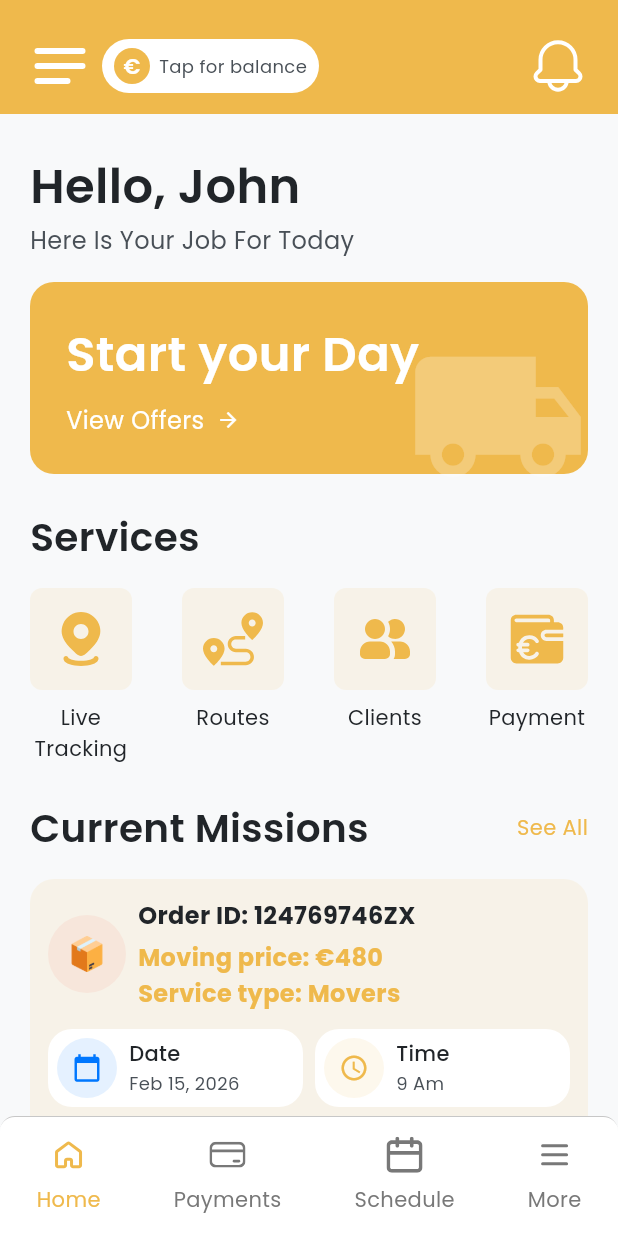
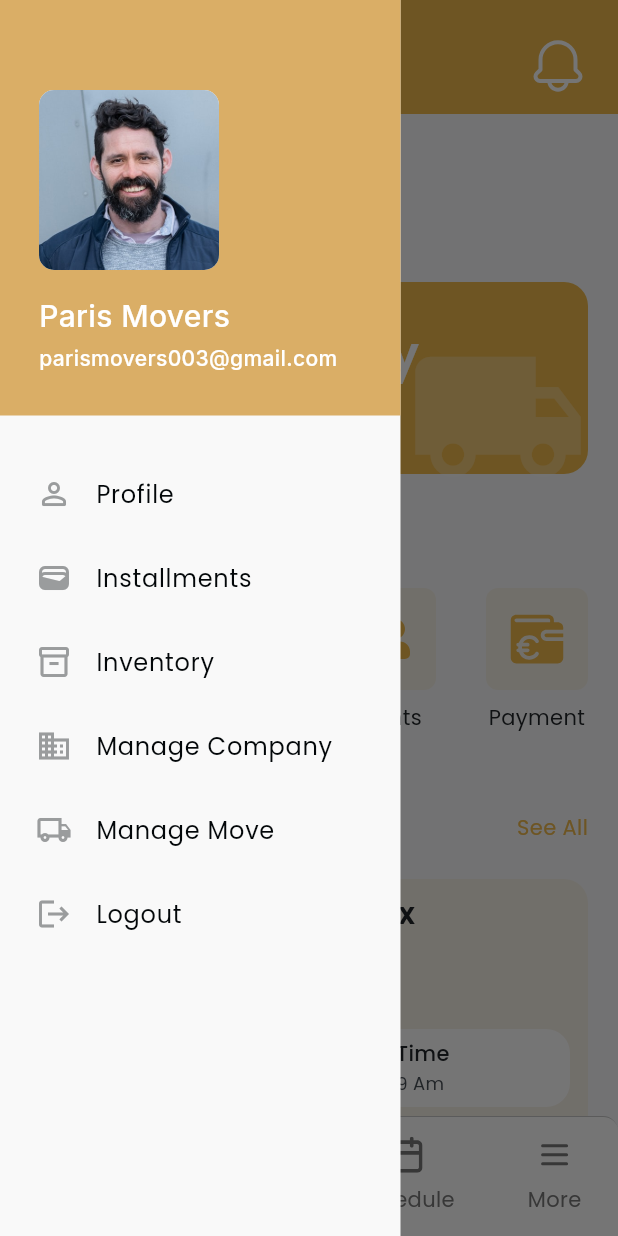
Before and after one commit to mynul56/super_arms_moving_planner, a Flutter app: the HomeView screen opened by its route, with the side drawer open (before the commit the screen has no drawer), on a phone screen of 412 x 824 dp. Run offline on Flutter 3.47's test engine with Material 3 defaults, Android fonts, the phone set to English and light mode, and no system bars; our stand-ins replace file_picker, flutter_svg, get, google_fonts, image_picker; project files that could hold a hidden picture were left out.

Commit message:
feat: Implement a new `MainDrawer` widget and integrate it into the `HomeView` with a menu button.

```diff
--- a/lib/app/modules/home/views/home_view.dart
+++ b/lib/app/modules/home/views/home_view.dart
@@ -3,6 +3,7 @@ import 'package:get/get.dart';
 import 'package:google_fonts/google_fonts.dart';
 import 'package:flutter_svg/flutter_svg.dart';
 import '../controllers/home_controller.dart';
+import 'main_drawer.dart';
 
 class HomeView extends GetView<HomeController> {
   const HomeView({super.key});
@@ -11,6 +12,7 @@ class HomeView extends GetView<HomeController> {
   Widget build(BuildContext context) {
     return Scaffold(
       backgroundColor: const Color(0xFFF8F9FA),
+      drawer: const MainDrawer(),
       bottomNavigationBar: _buildBottomNavBar(),
       appBar: AppBar(
         backgroundColor: const Color(0xFFEFB94C),
@@ -71,10 +73,15 @@ class HomeView extends GetView<HomeController> {
   }
 
   Widget _buildMenuButton() {
-    return Container(
-      width: 40,
-      height: 40,
-      child: SvgPicture.asset('assets/icons/menu.svg'),
+    return Builder(
+      builder: (context) => GestureDetector(
+        onTap: () => Scaffold.of(context).openDrawer(),
+        child: Container(
+          width: 40,
+          height: 40,
+          child: SvgPicture.asset('assets/icons/menu.svg'),
+        ),
+      ),
     );
   }
 
--- /dev/null
+++ b/lib/app/modules/home/views/main_drawer.dart
@@ -0,0 +1,152 @@
+import 'package:flutter/material.dart';
+import 'package:get/get.dart';
+import 'package:google_fonts/google_fonts.dart';
+import '../../../routes/app_pages.dart';
+
+class MainDrawer extends StatelessWidget {
+  const MainDrawer({super.key});
+
+  @override
+  Widget build(BuildContext context) {
+    return Drawer(
+      width: 267,
+      backgroundColor: const Color(0xFFF9F9F9),
+      surfaceTintColor: Colors.transparent,
+      shape: const RoundedRectangleBorder(
+        borderRadius: BorderRadius.only(
+          topRight: Radius.circular(0),
+          bottomRight: Radius.circular(0),
+        ),
+      ),
+      child: Column(
+        children: [
+          _buildHeader(),
+          const SizedBox(height: 24),
+          _buildMenuItems(),
+        ],
+      ),
+    );
+  }
+
+  Widget _buildHeader() {
+    return Container(
+      width: double.infinity,
+      padding: const EdgeInsets.only(
+        top: 60, // Proper safe area top padding
+        left: 26,
+        right: 37,
+        bottom: 28,
+      ),
+      decoration: const BoxDecoration(color: Color(0xFFDAAE66)),
+      child: Column(
+        crossAxisAlignment: CrossAxisAlignment.start,
+        children: [
+          Container(
+            width: 120,
+            height: 120,
+            decoration: BoxDecoration(
+              color: Colors.white,
+              borderRadius: BorderRadius.circular(10),
+              image: const DecorationImage(
+                image: AssetImage('assets/images/user.jpg'),
+                fit: BoxFit.cover,
+              ),
+            ),
+          ),
+          const SizedBox(height: 16),
+          Text(
+            'Paris Movers',
+            style: GoogleFonts.inter(
+              color: Colors.white,
+              fontSize: 20,
+              fontWeight: FontWeight.w500,
+            ),
+          ),
+          const SizedBox(height: 4),
+          Text(
+            'parismovers003@gmail.com',
+            style: GoogleFonts.inter(
+              color: Colors.white,
+              fontSize: 14,
+              fontWeight: FontWeight.w500,
+            ),
+          ),
+        ],
+      ),
+    );
+  }
+
+  Widget _buildMenuItems() {
+    return Padding(
+      padding: const EdgeInsets.only(left: 24),
+      child: Column(
+        children: [
+          _buildMenuItem(
+            icon: Icons.person_outline_rounded,
+
+            title: 'Profile',
+            onTap: () {
+              // Navigate to Profile
+              Get.back(); // Close drawer
+            },
+          ),
+          _buildMenuItem(
+            icon: Icons.wallet_outlined,
+            title: 'Installments',
+            onTap: () {
+              Get.back();
+            },
+          ),
+          _buildMenuItem(
+            icon: Icons.inventory_2_outlined,
+            title: 'Inventory',
+            onTap: () {
+              Get.back();
+            },
+          ),
+          _buildMenuItem(
+            icon: Icons.business_outlined,
+            title: 'Manage Company',
+            onTap: () {
+              Get.back();
+            },
+          ),
+          _buildMenuItem(
+            icon: Icons.local_shipping_outlined,
+            title: 'Manage Move',
+            onTap: () {
+              Get.back();
+            },
+          ),
+          _buildMenuItem(
+            icon: Icons.logout,
+            title: 'Logout',
+            onTap: () {
+              Get.offAllNamed(Routes.SIGNIN);
+            },
+          ),
+        ],
+      ),
+    );
+  }
+
+  Widget _buildMenuItem({
+    required IconData icon,
+    required String title,
+    required VoidCallback onTap,
+  }) {
+    return ListTile(
+      contentPadding: EdgeInsets.zero,
+      leading: Icon(icon, color: const Color(0xFF9A9C9D), size: 24),
+      title: Text(
+        title,
+        style: GoogleFonts.poppins(
+          color: const Color(0xFF030709),
+          fontSize: 16,
+          fontWeight: FontWeight.w400,
+        ),
+      ),
+      onTap: onTap,
+    );
+  }
+}
```
Also changed, not shown: assets/images/user.jpg (added).
